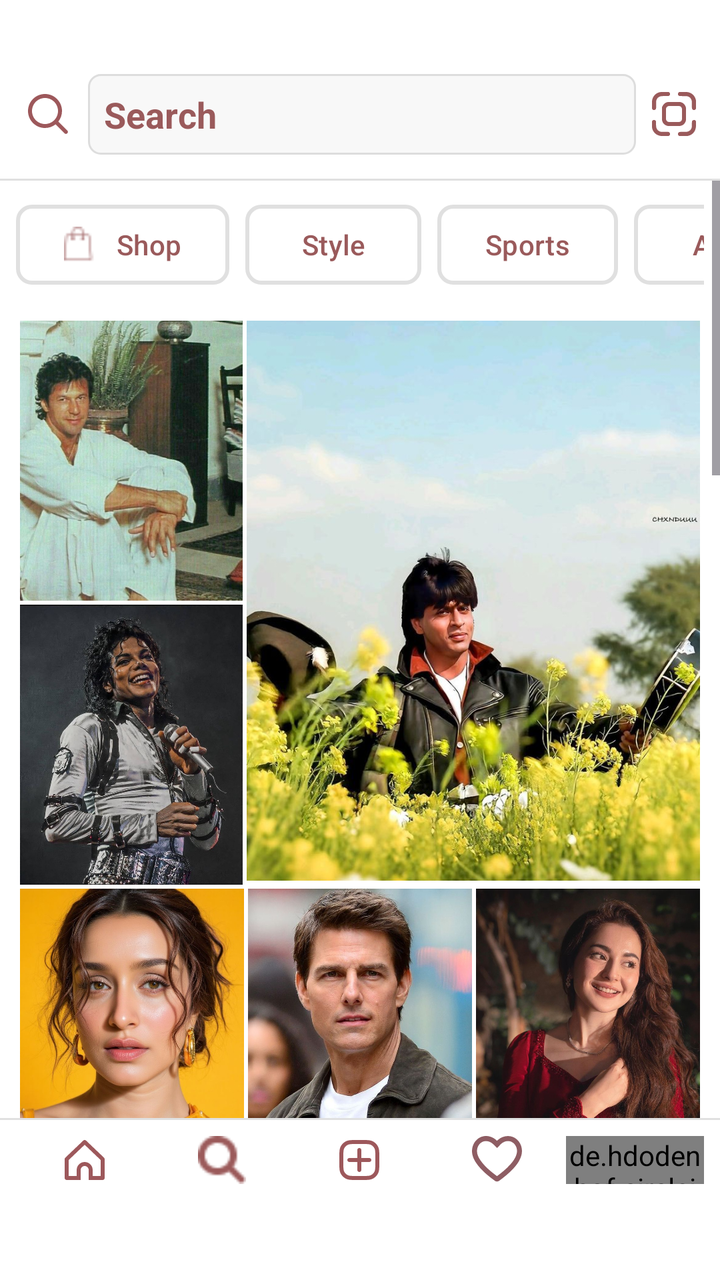
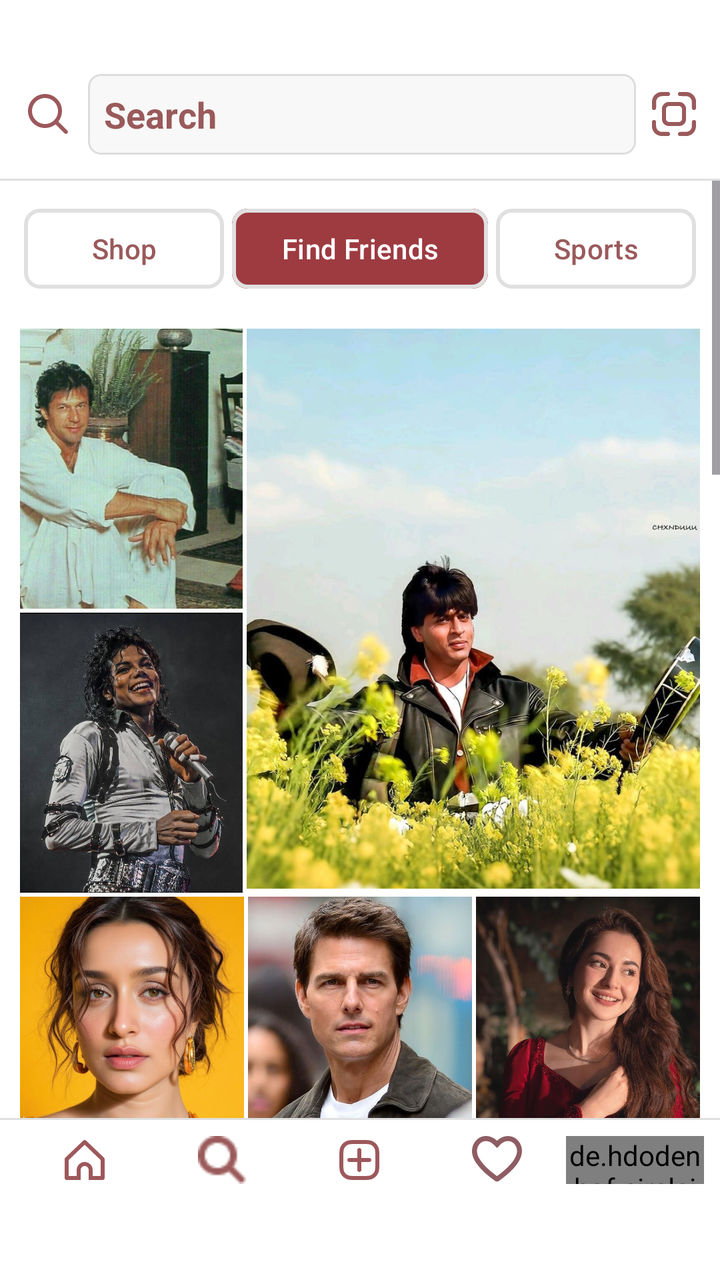

An Android layout rendered at two revisions. The XML below is the earlier revision; the diff shows what the commit changed to produce the second picture.
<!-- AndroidManifest.xml: application theme Theme._23I0761_23I0765 -->
<!-- res/layout/activity_main6.xml -->
<?xml version="1.0" encoding="utf-8"?>
<RelativeLayout xmlns:android="http://schemas.android.com/apk/res/android"
    xmlns:app="http://schemas.android.com/apk/res-auto"
    android:layout_width="match_parent"
    android:layout_height="match_parent"
    android:background="@color/white">

    <RelativeLayout
        android:id="@+id/top_bar"
        android:layout_width="match_parent"
        android:layout_height="wrap_content"
        android:layout_marginTop="25dp"
        android:padding="12dp">

        
        <ImageView
            android:id="@+id/submit"
            android:layout_width="wrap_content"
            android:layout_height="wrap_content"
            android:src="@drawable/search"
            android:layout_alignParentStart="true"
            android:layout_centerVertical="true" />

        
        <ImageView
            android:id="@+id/scanner"
            android:layout_width="22dp"
            android:layout_height="22dp"
            android:src="@drawable/scanner"
            android:layout_alignParentEnd="true"
            android:layout_centerVertical="true" />

        
        <EditText
            android:id="@+id/title_text"
            android:layout_width="match_parent"
            android:layout_height="wrap_content"
            android:background="@drawable/edit_text"
            android:hint="Search"
            android:textColor="@color/black"
            android:textColorHint="@color/button"
            android:textStyle="bold"
            android:layout_toEndOf="@id/submit"
            android:layout_toStartOf="@id/scanner"
            android:layout_centerVertical="true"
            android:layout_marginStart="8dp"
            android:layout_marginEnd="8dp" />

    </RelativeLayout>

    <View
        android:id="@+id/topbar_separator"
        android:layout_width="match_parent"
        android:layout_height="1dp"
        android:background="@color/view"
        android:layout_below="@id/top_bar"/>

    
    <ScrollView
        android:id="@+id/scroll_area"
        android:layout_width="match_parent"
        android:layout_height="match_parent"
        android:layout_below="@id/topbar_separator"
        android:layout_above="@id/bottom_nav"
        android:fillViewport="true">

        <LinearLayout
            android:layout_width="match_parent"
            android:layout_height="wrap_content"
            android:orientation="vertical"
            android:padding="8dp">

            
            <HorizontalScrollView
                android:layout_width="match_parent"
                android:layout_height="wrap_content"
                android:scrollbars="none">

                <LinearLayout
                    android:layout_width="wrap_content"
                    android:layout_height="wrap_content"
                    android:orientation="horizontal">

                    <com.google.android.material.button.MaterialButton
                        android:layout_width="wrap_content"
                        android:layout_height="wrap_content"
                        android:text="Shop"
                        android:textColor="@color/button"
                        android:backgroundTint="@color/white"
                        app:strokeColor="@color/view"
                        app:strokeWidth="2dp"
                        app:cornerRadius="8dp"
                        android:layout_marginEnd="8dp"
                        app:icon="@drawable/shoppingbag"
                        app:iconGravity="textStart"
                        app:iconPadding="8dp"
                        app:iconTint="@color/button"/>

                    <com.google.android.material.button.MaterialButton
                        android:layout_width="wrap_content"
                        android:layout_height="wrap_content"
                        android:text="Style"
                        android:textColor="@color/button"
                        android:backgroundTint="@color/white"
                        app:strokeColor="@color/view"
                        app:strokeWidth="2dp"
                        app:cornerRadius="8dp"
                        android:layout_marginEnd="8dp"/>

                    <com.google.android.material.button.MaterialButton
                        android:layout_width="wrap_content"
                        android:layout_height="wrap_content"
                        android:text="Sports"
                        android:textColor="@color/button"
                        android:backgroundTint="@color/white"
                        app:strokeColor="@color/view"
                        app:strokeWidth="2dp"
                        app:cornerRadius="8dp"
                        android:layout_marginEnd="8dp"/>

                    <com.google.android.material.button.MaterialButton
                        android:layout_width="wrap_content"
                        android:layout_height="wrap_content"
                        android:text="Auto"
                        android:textColor="@color/button"
                        android:backgroundTint="@color/white"
                        app:strokeColor="@color/view"
                        app:strokeWidth="2dp"
                        app:cornerRadius="8dp"
                        android:layout_marginEnd="8dp"/>

                    <com.google.android.material.button.MaterialButton
                        android:layout_width="wrap_content"
                        android:layout_height="wrap_content"
                        android:text="Music"
                        android:textColor="@color/button"
                        android:backgroundTint="@color/white"
                        app:strokeColor="@color/view"
                        app:strokeWidth="2dp"
                        app:cornerRadius="8dp"
                        android:layout_marginEnd="8dp"/>

                    <com.google.android.material.button.MaterialButton
                        android:layout_width="wrap_content"
                        android:layout_height="wrap_content"
                        android:text="News"
                        android:textColor="@color/button"
                        android:backgroundTint="@color/white"
                        app:strokeColor="@color/view"
                        app:strokeWidth="2dp"
                        app:cornerRadius="8dp"
                        android:layout_marginEnd="8dp"/>

                    <com.google.android.material.button.MaterialButton
                        android:layout_width="wrap_content"
                        android:layout_height="wrap_content"
                        android:text="Tech"
                        android:textColor="@color/button"
                        android:backgroundTint="@color/white"
                        app:strokeColor="@color/view"
                        app:strokeWidth="2dp"
                        app:cornerRadius="8dp"
                        android:layout_marginEnd="8dp"/>

                    <com.google.android.material.button.MaterialButton
                        android:layout_width="wrap_content"
                        android:layout_height="wrap_content"
                        android:text="Entertainment"
                        android:textColor="@color/button"
                        android:backgroundTint="@color/white"
                        app:strokeColor="@color/view"
                        app:strokeWidth="2dp"
                        app:cornerRadius="8dp"
                        android:layout_marginEnd="8dp"/>

                </LinearLayout>
            </HorizontalScrollView>

            
            <LinearLayout
                android:id="@+id/image_grid_container"
                android:layout_width="match_parent"
                android:layout_height="wrap_content"
                android:orientation="vertical"
                android:layout_marginTop="12dp"
                android:padding="1dp">

                <LinearLayout
                    android:layout_width="match_parent"
                    android:layout_height="wrap_content"
                    android:orientation="horizontal">

                    
                    <LinearLayout
                        android:layout_width="0dp"
                        android:layout_weight="1"
                        android:layout_height="wrap_content"
                        android:orientation="vertical">

                        <ImageView
                            android:layout_width="match_parent"
                            android:layout_height="140dp"
                            android:layout_margin="1dp"
                            android:scaleType="centerCrop"
                            android:src="@drawable/ik" />

                        <ImageView
                            android:layout_width="match_parent"
                            android:layout_height="140dp"
                            android:layout_margin="1dp"
                            android:scaleType="centerCrop"
                            android:src="@drawable/mj" />
                    </LinearLayout>

                    
                    <ImageView
                        android:layout_width="0dp"
                        android:layout_weight="2"
                        android:layout_height="280dp"
                        android:layout_margin="1dp"
                        android:scaleType="centerCrop"
                        android:src="@drawable/srk" />
                </LinearLayout>

                <LinearLayout
                    android:layout_width="match_parent"
                    android:layout_height="wrap_content"
                    android:orientation="horizontal">

                    <ImageView
                        android:layout_width="0dp"
                        android:layout_weight="1"
                        android:layout_height="140dp"
                        android:layout_margin="1dp"
                        android:scaleType="centerCrop"
                        android:src="@drawable/sk" />

                    <ImageView
                        android:layout_width="0dp"
                        android:layout_weight="1"
                        android:layout_height="140dp"
                        android:layout_margin="1dp"
                        android:scaleType="centerCrop"
                        android:src="@drawable/tc2" />

                    <ImageView
                        android:layout_width="0dp"
                        android:layout_weight="1"
                        android:layout_height="140dp"
                        android:layout_margin="1dp"
                        android:scaleType="centerCrop"
                        android:src="@drawable/ha" />
                </LinearLayout>

                <LinearLayout
                    android:layout_width="match_parent"
                    android:layout_height="wrap_content"
                    android:orientation="horizontal">

                    <ImageView
                        android:layout_width="0dp"
                        android:layout_weight="1"
                        android:layout_height="140dp"
                        android:layout_margin="1dp"
                        android:scaleType="centerCrop"
                        android:src="@drawable/srk2" />

                    <ImageView
                        android:layout_width="0dp"
                        android:layout_weight="1"
                        android:layout_height="140dp"
                        android:layout_margin="1dp"
                        android:scaleType="centerCrop"
                        android:src="@drawable/ik2" />

                    <ImageView
                        android:layout_width="0dp"
                        android:layout_weight="1"
                        android:layout_height="140dp"
                        android:layout_margin="1dp"
                        android:scaleType="centerCrop"
                        android:src="@drawable/mj2" />
                </LinearLayout>

                <LinearLayout
                    android:layout_width="match_parent"
                    android:layout_height="wrap_content"
                    android:orientation="horizontal">

                    <ImageView
                        android:layout_width="0dp"
                        android:layout_weight="1"
                        android:layout_height="140dp"
                        android:layout_margin="1dp"
                        android:scaleType="centerCrop"
                        android:src="@drawable/meme" />

                    <ImageView
                        android:layout_width="0dp"
                        android:layout_height="140dp"
                        android:layout_margin="1dp"
                        android:layout_weight="1"
                        android:scaleType="centerCrop"
                        android:src="@drawable/srk3" />

                    <ImageView
                        android:layout_width="0dp"
                        android:layout_weight="1"
                        android:layout_height="140dp"
                        android:layout_margin="1dp"
                        android:scaleType="centerCrop"
                        android:src="@drawable/ha2" />
                </LinearLayout>

                <LinearLayout
                    android:layout_width="match_parent"
                    android:layout_height="wrap_content"
                    android:orientation="horizontal">

                    <ImageView
                        android:layout_width="0dp"
                        android:layout_weight="1"
                        android:layout_height="140dp"
                        android:layout_margin="1dp"
                        android:scaleType="centerCrop"
                        android:src="@drawable/dummy" />

                    <ImageView
                        android:layout_width="0dp"
                        android:layout_weight="1"
                        android:layout_height="140dp"
                        android:layout_margin="1dp"
                        android:scaleType="centerCrop"
                        android:src="@drawable/dummy" />

                    <ImageView
                        android:layout_width="0dp"
                        android:layout_weight="1"
                        android:layout_height="140dp"
                        android:layout_margin="1dp"
                        android:scaleType="centerCrop"
                        android:src="@drawable/dummy" />
                </LinearLayout>

                <LinearLayout
                    android:layout_width="match_parent"
                    android:layout_height="wrap_content"
                    android:orientation="horizontal">

                    <ImageView
                        android:layout_width="0dp"
                        android:layout_weight="1"
                        android:layout_height="140dp"
                        android:layout_margin="1dp"
                        android:scaleType="centerCrop"
                        android:src="@drawable/dummy" />

                    <ImageView
                        android:layout_width="0dp"
                        android:layout_weight="1"
                        android:layout_height="140dp"
                        android:layout_margin="1dp"
                        android:scaleType="centerCrop"
                        android:src="@drawable/dummy" />

                    <ImageView
                        android:layout_width="0dp"
                        android:layout_weight="1"
                        android:layout_height="140dp"
                        android:layout_margin="1dp"
                        android:scaleType="centerCrop"
                        android:src="@drawable/dummy" />
                </LinearLayout>

                <LinearLayout
                    android:layout_width="match_parent"
                    android:layout_height="wrap_content"
                    android:orientation="horizontal">

                    <ImageView
                        android:layout_width="0dp"
                        android:layout_weight="1"
                        android:layout_height="140dp"
                        android:layout_margin="1dp"
                        android:scaleType="centerCrop"
                        android:src="@drawable/dummy" />

                    <ImageView
                        android:layout_width="0dp"
                        android:layout_weight="1"
                        android:layout_height="140dp"
                        android:layout_margin="1dp"
                        android:scaleType="centerCrop"
                        android:src="@drawable/dummy" />

                    <ImageView
                        android:layout_width="0dp"
                        android:layout_weight="1"
                        android:layout_height="140dp"
                        android:layout_margin="1dp"
                        android:scaleType="centerCrop"
                        android:src="@drawable/dummy" />
                </LinearLayout>

                <LinearLayout
                    android:layout_width="match_parent"
                    android:layout_height="wrap_content"
                    android:orientation="horizontal">

                    <ImageView
                        android:layout_width="0dp"
                        android:layout_weight="1"
                        android:layout_height="140dp"
                        android:layout_margin="1dp"
                        android:scaleType="centerCrop"
                        android:src="@drawable/dummy" />

                    <ImageView
                        android:layout_width="0dp"
                        android:layout_weight="1"
                        android:layout_height="140dp"
                        android:layout_margin="1dp"
                        android:scaleType="centerCrop"
                        android:src="@drawable/dummy" />

                    <ImageView
                        android:layout_width="0dp"
                        android:layout_weight="1"
                        android:layout_height="140dp"
                        android:layout_margin="1dp"
                        android:scaleType="centerCrop"
                        android:src="@drawable/dummy" />
                </LinearLayout>

                <LinearLayout
                    android:layout_width="match_parent"
                    android:layout_height="wrap_content"
                    android:orientation="horizontal">

                    <ImageView
                        android:layout_width="0dp"
                        android:layout_weight="1"
                        android:layout_height="140dp"
                        android:layout_margin="1dp"
                        android:scaleType="centerCrop"
                        android:src="@drawable/dummy" />

                    <ImageView
                        android:layout_width="0dp"
                        android:layout_weight="1"
                        android:layout_height="140dp"
                        android:layout_margin="1dp"
                        android:scaleType="centerCrop"
                        android:src="@drawable/dummy" />

                    <ImageView
                        android:layout_width="0dp"
                        android:layout_weight="1"
                        android:layout_height="140dp"
                        android:layout_margin="1dp"
                        android:scaleType="centerCrop"
                        android:src="@drawable/dummy" />
                </LinearLayout>


            </LinearLayout>

        </LinearLayout>
    </ScrollView>

    
    <View
        android:id="@+id/topbar_separator2"
        android:layout_width="match_parent"
        android:layout_height="1dp"
        android:background="@color/view"
        android:layout_above="@id/bottom_nav"/>

    <LinearLayout
        android:layout_width="match_parent"
        android:layout_height="wrap_content"
        android:orientation="vertical"
        android:layout_alignParentBottom="true"
        android:id="@+id/bottom_nav"
        android:weightSum="3"
        >
        <LinearLayout
            android:layout_width="match_parent"
            android:layout_height="wrap_content"
            android:layout_alignParentBottom="true"
            android:orientation="horizontal"
            android:gravity="center_vertical"
            android:padding="8dp"
            android:weightSum="5"
            android:background="@color/white"
            android:layout_weight="1"
            >

            <ImageView
                android:id="@+id/home"
                android:layout_width="24dp"
                android:layout_height="24dp"
                android:src="@drawable/home2"
                android:layout_weight="1"/>

            <ImageView
                android:layout_width="24dp"
                android:layout_height="24dp"
                android:src="@drawable/search2"
                android:layout_weight="1"/>

            <ImageView
                android:layout_width="24dp"
                android:layout_height="24dp"
                android:src="@drawable/create"
                android:id="@+id/create"
                android:layout_weight="1"/>

            <ImageView
                android:layout_width="24dp"
                android:id="@+id/heart"
                android:layout_height="24dp"
                android:src="@drawable/like2"
                android:layout_weight="1"/>

            <de.hdodenhof.circleimageview.CircleImageView
                android:id="@+id/profile"
                android:layout_width="24dp"
                android:layout_height="24dp"
                android:src="@drawable/me"
                android:layout_weight="1"/>

        </LinearLayout>

        <LinearLayout
            android:layout_width="match_parent"
            android:layout_height="40dp"
            android:layout_alignParentBottom="true"
            android:layout_weight="1"
            android:background="@color/white"
            />

    </LinearLayout>

</RelativeLayout>
<!-- resources referenced by this layout -->
<resources>
  <color name="black">#FF000000</color>
  <color name="button">#9A5A5B</color>
  <color name="view">#E0E0E0</color>
  <color name="white">#FFFFFFFF</color>
  <!-- drawable edit_text (drawable) -->
  <shape xmlns:android="http://schemas.android.com/apk/res/android"
      android:shape="rectangle">
      <solid android:color="#F8F8F8"/>
      <stroke android:color="#DDDDDD" android:width="1dp"/>
      <corners android:radius="6dp"/>
      <padding android:left="8dp" android:top="8dp" android:right="8dp" android:bottom="8dp"/>
  </shape>
  <!-- drawable ha: jpeg bitmap (drawable, 84149 bytes) -->
  <!-- drawable home2 (drawable) -->
  <vector xmlns:android="http://schemas.android.com/apk/res/android" android:autoMirrored="true" android:height="24dp" android:viewportHeight="24" android:viewportWidth="24" android:width="24dp">
        
      <path android:fillColor="#9D585B" android:fillType="evenOdd" android:pathData="M12.69,2.276C12.304,1.908 11.696,1.908 11.31,2.276L2.31,10.858C2.112,11.047 2,11.309 2,11.582V21C2,21.552 2.448,22 3,22H10V17C10,15.895 10.895,15 12,15C13.105,15 14,15.895 14,17V22H21C21.552,22 22,21.552 22,21V11.582C22,11.309 21.888,11.047 21.69,10.858L12.69,2.276ZM16,20H20V12.01L12,4.382L4,12.01V20H8V17C8,14.791 9.791,13 12,13C14.209,13 16,14.791 16,17V20Z"/>
      
  </vector>
  <!-- drawable ik: jpeg bitmap (drawable, 92434 bytes) -->
  <!-- drawable ik2: jpeg bitmap (drawable, 49625 bytes) -->
  <!-- drawable like2 (drawable) -->
  <vector xmlns:android="http://schemas.android.com/apk/res/android" android:autoMirrored="true" android:height="19dp" android:viewportHeight="19" android:viewportWidth="20" android:width="20dp">
        
      <path android:fillColor="#8E5D63" android:pathData="M9.951,18.003C9.691,18.003 9.431,17.943 9.211,17.773C6.551,15.833 3.781,13.693 1.731,10.753C1.011,9.713 0.041,8.103 0.001,6.063C-0.049,3.613 1.341,1.363 3.461,0.443C5.591,-0.477 8.121,0.063 9.911,1.823L9.991,1.903C10.071,1.823 10.151,1.743 10.231,1.673C12.231,-0.147 15.021,-0.507 17.151,0.773C19.361,2.103 20.441,4.843 19.801,7.453C19.231,9.743 17.831,11.483 16.531,12.893C14.751,14.813 12.671,16.413 10.871,17.723C10.651,17.883 10.301,18.013 9.941,18.013L9.951,18.003ZM5.621,2.003C5.151,2.003 4.691,2.093 4.261,2.283C2.881,2.883 1.971,4.383 2.001,6.023C2.021,7.173 2.451,8.283 3.371,9.613C5.141,12.163 7.601,14.113 10.001,15.883C11.721,14.623 13.511,13.223 15.071,11.533C16.251,10.253 17.411,8.813 17.871,6.973C18.311,5.213 17.591,3.373 16.131,2.493C14.741,1.653 12.951,1.913 11.581,3.163C11.391,3.333 11.211,3.533 11.041,3.723L10.051,4.763L8.511,3.263C7.681,2.453 6.631,2.013 5.611,2.013L5.621,2.003Z"/>
      
  </vector>
  <!-- drawable me: jpg bitmap (drawable, 129255 bytes) -->
  <!-- drawable mj: jpeg bitmap (drawable, 116429 bytes) -->
  <!-- drawable search (drawable) -->
  <vector xmlns:android="http://schemas.android.com/apk/res/android" android:autoMirrored="true" android:height="24dp" android:viewportHeight="24" android:viewportWidth="24" android:width="24dp">
        
      <path android:fillColor="#9D585B" android:fillType="evenOdd" android:pathData="M15.762,17.176C14.314,18.318 12.487,19 10.5,19C5.806,19 2,15.194 2,10.5C2,5.806 5.806,2 10.5,2C15.194,2 19,5.806 19,10.5C19,12.487 18.318,14.314 17.176,15.762L21.657,20.243C22.047,20.633 22.047,21.266 21.657,21.657C21.266,22.047 20.633,22.047 20.243,21.657L15.762,17.176ZM17,10.5C17,14.09 14.09,17 10.5,17C6.91,17 4,14.09 4,10.5C4,6.91 6.91,4 10.5,4C14.09,4 17,6.91 17,10.5Z"/>
      
  </vector>
  <!-- drawable shoppingbag: png bitmap (drawable, 459 bytes) -->
  <!-- drawable sk: jpeg bitmap (drawable, 107645 bytes) -->
  <!-- drawable srk2: jpeg bitmap (drawable, 67023 bytes) -->
  <!-- drawable srk3: jpeg bitmap (drawable, 39661 bytes) -->
  <!-- drawable tc2: jpeg bitmap (drawable, 75572 bytes) -->
  <style name="Theme._23I0761_23I0765" parent="Base.Theme._23I0761_23I0765" />
  <style name="Base.Theme._23I0761_23I0765" parent="Theme.Material3.DayNight.NoActionBar">
          
          
      </style>
  <!-- unchanged entries left out for length: 8 -->
</resources>

<!-- the commit's change to res/layout/activity_main6.xml (unified diff, before → after) -->
@@ -70,19 +70,17 @@
             android:orientation="vertical"
             android:padding="8dp">
 
-            
-            <HorizontalScrollView
-                android:layout_width="match_parent"
-                android:layout_height="wrap_content"
-                android:scrollbars="none">
-
                 <LinearLayout
                     android:layout_width="wrap_content"
                     android:layout_height="wrap_content"
-                    android:orientation="horizontal">
+                    android:orientation="horizontal"
+                    android:gravity="center"
+                    android:layout_gravity="center"
+                    android:padding="2dp"
+                    android:layout_marginHorizontal="2dp">
 
                     <com.google.android.material.button.MaterialButton
-                        android:layout_width="wrap_content"
+                        android:layout_width="100dp"
                         android:layout_height="wrap_content"
                         android:text="Shop"
                         android:textColor="@color/button"
@@ -90,25 +88,25 @@
                         app:strokeColor="@color/view"
                         app:strokeWidth="2dp"
                         app:cornerRadius="8dp"
-                        android:layout_marginEnd="8dp"
-                        app:icon="@drawable/shoppingbag"
+                        android:layout_marginEnd="4dp"
                         app:iconGravity="textStart"
-                        app:iconPadding="8dp"
-                        app:iconTint="@color/button"/>
+                        app:iconTint="@color/button"
+                        />
 
                     <com.google.android.material.button.MaterialButton
-                        android:layout_width="wrap_content"
+                        android:layout_width="128dp"
                         android:layout_height="wrap_content"
-                        android:text="Style"
-                        android:textColor="@color/button"
-                        android:backgroundTint="@color/white"
+                        android:text="Find Friends"
+                        android:textColor="@color/white"
+                        android:backgroundTint="@color/SMD"
                         app:strokeColor="@color/view"
                         app:strokeWidth="2dp"
                         app:cornerRadius="8dp"
-                        android:layout_marginEnd="8dp"/>
+                        android:layout_marginEnd="4dp"
+                        android:id="@+id/friends"/>
 
                     <com.google.android.material.button.MaterialButton
-                        android:layout_width="wrap_content"
+                        android:layout_width="100dp"
                         android:layout_height="wrap_content"
                         android:text="Sports"
                         android:textColor="@color/button"
@@ -116,65 +114,9 @@
                         app:strokeColor="@color/view"
                         app:strokeWidth="2dp"
                         app:cornerRadius="8dp"
-                        android:layout_marginEnd="8dp"/>
-
-                    <com.google.android.material.button.MaterialButton
-                        android:layout_width="wrap_content"
-                        android:layout_height="wrap_content"
-                        android:text="Auto"
-                        android:textColor="@color/button"
-                        android:backgroundTint="@color/white"
-                        app:strokeColor="@color/view"
-                        app:strokeWidth="2dp"
-                        app:cornerRadius="8dp"
-                        android:layout_marginEnd="8dp"/>
-
-                    <com.google.android.material.button.MaterialButton
-                        android:layout_width="wrap_content"
-                        android:layout_height="wrap_content"
-                        android:text="Music"
-                        android:textColor="@color/button"
-                        android:backgroundTint="@color/white"
-                        app:strokeColor="@color/view"
-                        app:strokeWidth="2dp"
-                        app:cornerRadius="8dp"
-                        android:layout_marginEnd="8dp"/>
-
-                    <com.google.android.material.button.MaterialButton
-                        android:layout_width="wrap_content"
-                        android:layout_height="wrap_content"
-                        android:text="News"
-                        android:textColor="@color/button"
-                        android:backgroundTint="@color/white"
-                        app:strokeColor="@color/view"
-                        app:strokeWidth="2dp"
-                        app:cornerRadius="8dp"
-                        android:layout_marginEnd="8dp"/>
-
-                    <com.google.android.material.button.MaterialButton
-                        android:layout_width="wrap_content"
-                        android:layout_height="wrap_content"
-                        android:text="Tech"
-                        android:textColor="@color/button"
-                        android:backgroundTint="@color/white"
-                        app:strokeColor="@color/view"
-                        app:strokeWidth="2dp"
-                        app:cornerRadius="8dp"
-                        android:layout_marginEnd="8dp"/>
-
-                    <com.google.android.material.button.MaterialButton
-                        android:layout_width="wrap_content"
-                        android:layout_height="wrap_content"
-                        android:text="Entertainment"
-                        android:textColor="@color/button"
-                        android:backgroundTint="@color/white"
-                        app:strokeColor="@color/view"
-                        app:strokeWidth="2dp"
-                        app:cornerRadius="8dp"
-                        android:layout_marginEnd="8dp"/>
-
-                </LinearLayout>
-            </HorizontalScrollView>
+                        />
+
+                </LinearLayout>
 
             
             <LinearLayout
<!-- resource entries referenced after the edit -->
@@ -1,5 +1,6 @@
 <!-- resources referenced by this layout -->
 <resources>
+  <color name="SMD">#9D3B41</color>
   <color name="black">#FF000000</color>
   <color name="button">#9A5A5B</color>
   <color name="view">#E0E0E0</color>
@@ -35,7 +36,6 @@
       <path android:fillColor="#9D585B" android:fillType="evenOdd" android:pathData="M15.762,17.176C14.314,18.318 12.487,19 10.5,19C5.806,19 2,15.194 2,10.5C2,5.806 5.806,2 10.5,2C15.194,2 19,5.806 19,10.5C19,12.487 18.318,14.314 17.176,15.762L21.657,20.243C22.047,20.633 22.047,21.266 21.657,21.657C21.266,22.047 20.633,22.047 20.243,21.657L15.762,17.176ZM17,10.5C17,14.09 14.09,17 10.5,17C6.91,17 4,14.09 4,10.5C4,6.91 6.91,4 10.5,4C14.09,4 17,6.91 17,10.5Z"/>
       
   </vector>
-  <!-- drawable shoppingbag: png bitmap (drawable, 459 bytes) -->
   <!-- drawable sk: jpeg bitmap (drawable, 107645 bytes) -->
   <!-- drawable srk2: jpeg bitmap (drawable, 67023 bytes) -->
   <!-- drawable srk3: jpeg bitmap (drawable, 39661 bytes) -->
